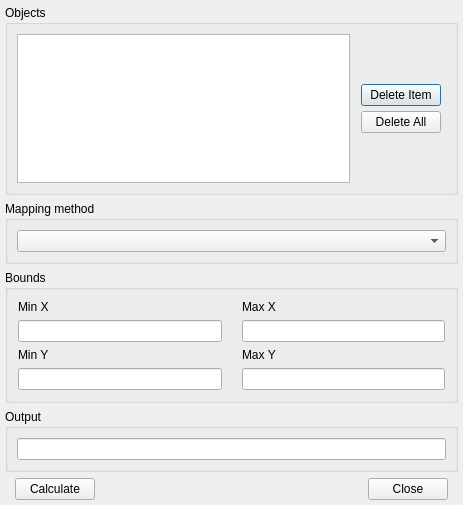
Above: spliner_dialog.ui from paceholder/geoix before the change. Below: the same form after it.
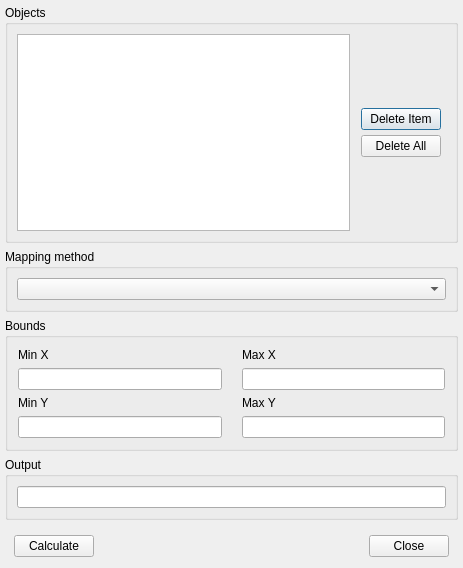
That is the form after the change.

The edit to the form file:
```diff
--- a/spliner_dialog.ui
+++ b/spliner_dialog.ui
@@ -7,7 +7,7 @@
     <x>0</x>
     <y>0</y>
     <width>463</width>
-    <height>505</height>
+    <height>568</height>
    </rect>
   </property>
   <property name="windowTitle">
@@ -168,14 +168,20 @@
      </item>
      <item>
       <layout class="QHBoxLayout" name="horizontalLayout_2">
+       <property name="spacing">
+        <number>10</number>
+       </property>
        <property name="leftMargin">
-        <number>10</number>
+        <number>9</number>
        </property>
        <property name="topMargin">
-        <number>0</number>
+        <number>9</number>
        </property>
        <property name="rightMargin">
-        <number>10</number>
+        <number>9</number>
+       </property>
+       <property name="bottomMargin">
+        <number>6</number>
        </property>
        <item>
         <widget class="QPushButton" name="btnCalculate">
```
Left out of the diff: 5 changed lines with no effect on the pictures.
